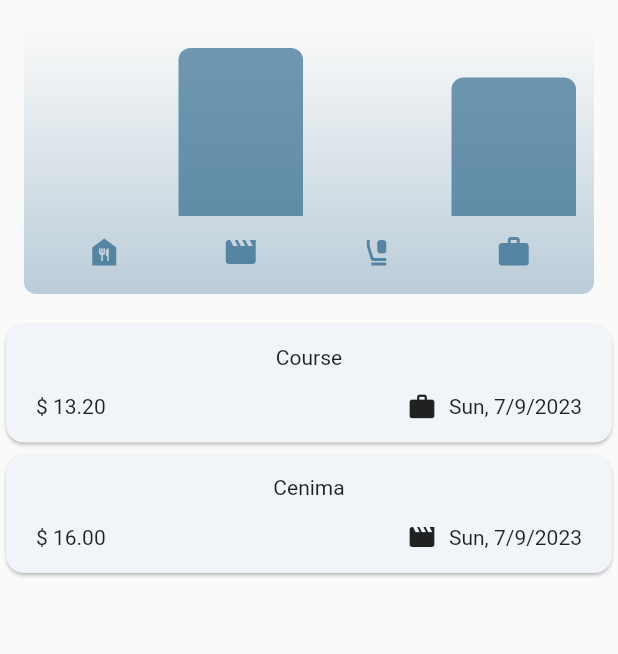
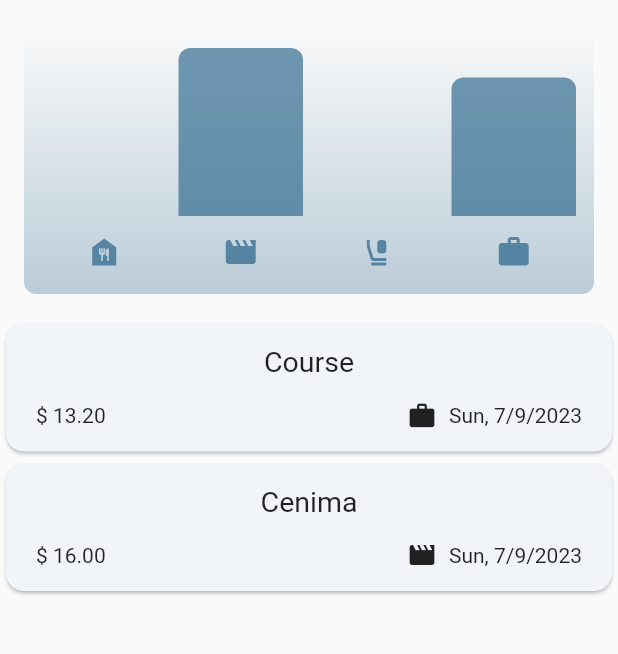
Before and after one commit to MarkMeme/Expenses-Tracker-App, a Flutter app: the screen it shows after launch, on a phone screen of 412 x 824 dp, the part 84-738 px from its top. Run offline on Flutter 3.47's test engine with Material 2 defaults, Android fonts, the phone set to English and light mode, and no system bars.

Commit message:
start in responsive UI

```diff
--- a/lib/components/expense_item.dart
+++ b/lib/components/expense_item.dart
@@ -12,7 +12,10 @@ class ExpenseItem extends StatelessWidget {
         padding: const EdgeInsets.symmetric(horizontal: 20, vertical: 14),
         child: Column(
           children: [
-            Text(expense.title),
+            Text(
+              expense.title,
+              style: const TextStyle(fontSize: 19),
+            ),
             const SizedBox(
               height: 15,
             ),
```
Also changed, not shown: lib/my_theme_data.dart (deleted).
